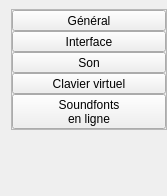
davy7125/polyphone, file sources/context/interface/configtoc.ui: the form before one commit.
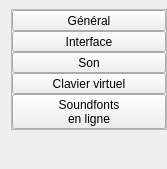
The form after the commit. Custom widgets are drawn as their Qt base class.

```diff
--- a/sources/context/interface/configtoc.ui
+++ b/sources/context/interface/configtoc.ui
@@ -7,7 +7,7 @@
     <x>0</x>
     <y>0</y>
     <width>167</width>
-    <height>196</height>
+    <height>169</height>
    </rect>
   </property>
   <property name="windowTitle">
```
